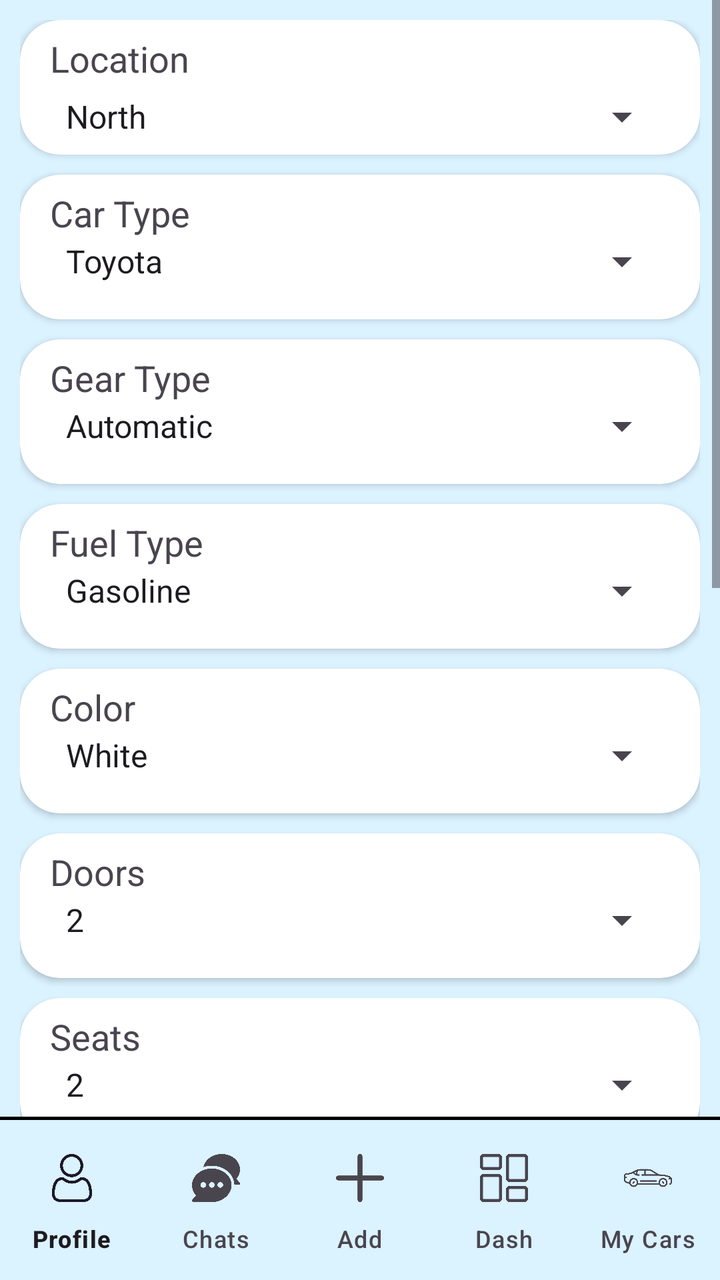
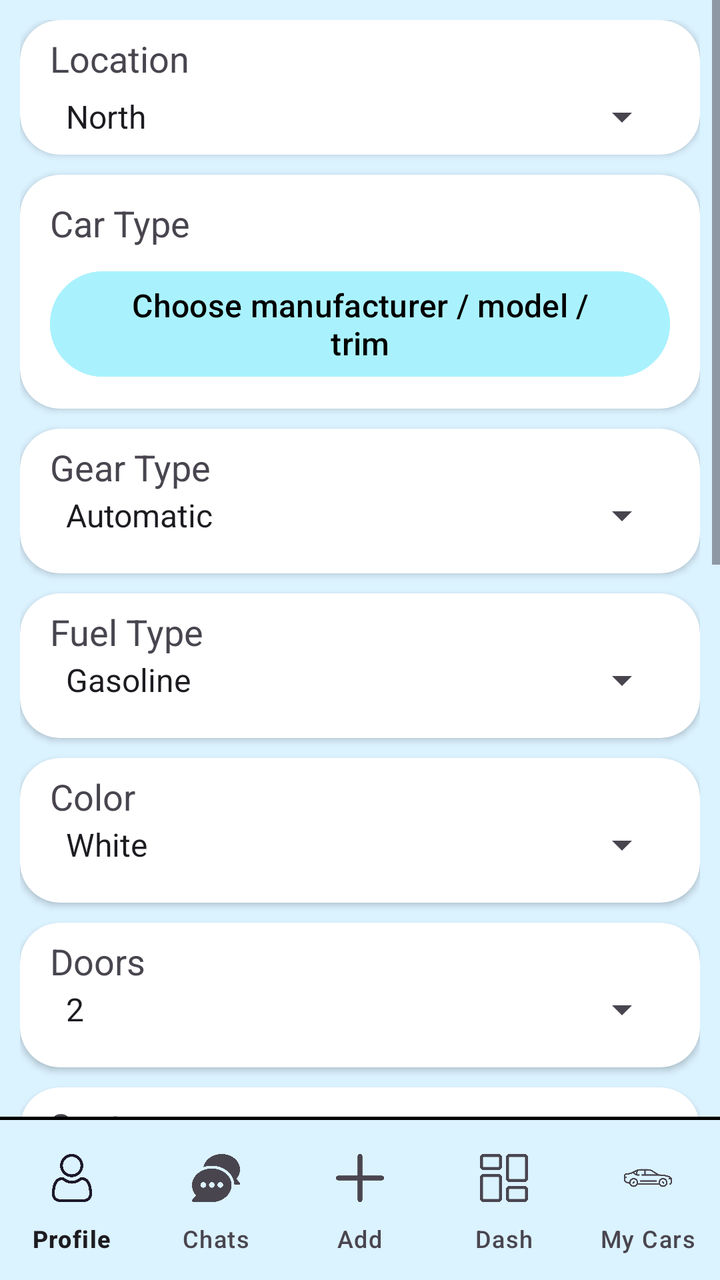

Compare the two renders of this Android layout. The source of the first and the diff that turns it into the second are given below.
<!-- AndroidManifest.xml: application theme Theme.Car2 -->
<!-- res/layout/activity_add_car.xml -->
<?xml version="1.0" encoding="utf-8"?>
<RelativeLayout xmlns:android="http://schemas.android.com/apk/res/android"
    xmlns:app="http://schemas.android.com/apk/res-auto"
    android:layout_width="match_parent"
    android:layout_height="match_parent"
    android:background="#dbf2ff"
    android:focusable="true"
    android:focusableInTouchMode="true"
    android:layoutDirection="ltr">

    <ScrollView
        android:layout_width="match_parent"
        android:layout_height="match_parent"
        android:layout_above="@id/view">

        <LinearLayout
            android:layout_width="match_parent"
            android:layout_height="wrap_content"
            android:orientation="vertical"
            android:padding="10dp">

            <androidx.cardview.widget.CardView
                android:layout_width="match_parent"
                android:layout_height="wrap_content"
                app:cardCornerRadius="20dp">

                <LinearLayout
                    android:layout_width="match_parent"
                    android:layout_height="wrap_content"
                    android:orientation="vertical"
                    android:paddingHorizontal="15dp"
                    android:paddingVertical="7dp">

                    <TextView
                        android:layout_width="match_parent"
                        android:layout_height="wrap_content"
                        android:paddingBottom="5dp"
                        android:text="Location"
                        android:textSize="18sp" />

                    
                    <Spinner
                        android:id="@+id/spLocation"
                        android:layout_width="match_parent"
                        android:layout_height="wrap_content"
                        android:entries="@array/regions"
                        android:textSize="18sp" />

                </LinearLayout>
            </androidx.cardview.widget.CardView>

            <androidx.cardview.widget.CardView
                android:layout_width="match_parent"
                android:layout_height="wrap_content"
                android:layout_marginTop="10dp"
                app:cardCornerRadius="20dp">

                <LinearLayout
                    android:layout_width="match_parent"
                    android:layout_height="wrap_content"
                    android:orientation="vertical"
                    android:paddingHorizontal="15dp"
                    android:paddingVertical="7dp">

                    <TextView
                        android:layout_width="match_parent"
                        android:layout_height="match_parent"
                        android:text="Car Type"
                        android:textSize="18sp" />

                    
                    <Spinner
                        android:id="@+id/spCarType"
                        android:layout_width="match_parent"
                        android:layout_height="wrap_content"
                        android:layout_marginBottom="10dp"
                        android:entries="@array/car_types"
                        android:textSize="18sp" />

                </LinearLayout>
            </androidx.cardview.widget.CardView>

            <androidx.cardview.widget.CardView
                android:layout_width="match_parent"
                android:layout_height="wrap_content"
                android:layout_marginTop="10dp"
                app:cardCornerRadius="20dp">

                <LinearLayout
                    android:layout_width="match_parent"
                    android:layout_height="wrap_content"
                    android:orientation="vertical"
                    android:paddingHorizontal="15dp"
                    android:paddingVertical="7dp">

                    <TextView
                        android:layout_width="match_parent"
                        android:layout_height="match_parent"
                        android:text="Gear Type"
                        android:textSize="18sp" />

                    
                    <Spinner
                        android:id="@+id/spGearType"
                        android:layout_width="match_parent"
                        android:layout_height="wrap_content"
                        android:layout_marginBottom="10dp"
                        android:entries="@array/gear_types"
                        android:textSize="18sp" />

                </LinearLayout>
            </androidx.cardview.widget.CardView>

            <androidx.cardview.widget.CardView
                android:layout_width="match_parent"
                android:layout_height="wrap_content"
                android:layout_marginTop="10dp"
                app:cardCornerRadius="20dp">

                <LinearLayout
                    android:layout_width="match_parent"
                    android:layout_height="wrap_content"
                    android:orientation="vertical"
                    android:paddingHorizontal="15dp"
                    android:paddingVertical="7dp">

                    <TextView
                        android:layout_width="match_parent"
                        android:layout_height="match_parent"
                        android:text="Fuel Type"
                        android:textSize="18sp" />

                    
                    <Spinner
                        android:id="@+id/spFuelType"
                        android:layout_width="match_parent"
                        android:layout_height="wrap_content"
                        android:layout_marginBottom="10dp"
                        android:entries="@array/fuel_types"
                        android:textSize="18sp" />

                </LinearLayout>
            </androidx.cardview.widget.CardView>

            <androidx.cardview.widget.CardView
                android:layout_width="match_parent"
                android:layout_height="wrap_content"
                android:layout_marginTop="10dp"
                app:cardCornerRadius="20dp">

                <LinearLayout
                    android:layout_width="match_parent"
                    android:layout_height="wrap_content"
                    android:orientation="vertical"
                    android:paddingHorizontal="15dp"
                    android:paddingVertical="7dp">

                    <TextView
                        android:layout_width="match_parent"
                        android:layout_height="match_parent"
                        android:text="Color"
                        android:textSize="18sp" />

                    
                    <Spinner
                        android:id="@+id/spColor"
                        android:layout_width="match_parent"
                        android:layout_height="wrap_content"
                        android:layout_marginBottom="10dp"
                        android:entries="@array/colors"
                        android:textSize="18sp" />

                </LinearLayout>
            </androidx.cardview.widget.CardView>

            <androidx.cardview.widget.CardView
                android:layout_width="match_parent"
                android:layout_height="wrap_content"
                android:layout_marginTop="10dp"
                app:cardCornerRadius="20dp">

                <LinearLayout
                    android:layout_width="match_parent"
                    android:layout_height="wrap_content"
                    android:orientation="vertical"
                    android:paddingHorizontal="15dp"
                    android:paddingVertical="7dp">

                    <TextView
                        android:layout_width="match_parent"
                        android:layout_height="match_parent"
                        android:text="Doors"
                        android:textSize="18sp" />

                    
                    <Spinner
                        android:id="@+id/spDoors"
                        android:layout_width="match_parent"
                        android:layout_height="wrap_content"
                        android:layout_marginBottom="10dp"
                        android:entries="@array/doors_count"
                        android:textSize="18sp" />

                </LinearLayout>
            </androidx.cardview.widget.CardView>

            <androidx.cardview.widget.CardView
                android:layout_width="match_parent"
                android:layout_height="wrap_content"
                android:layout_marginTop="10dp"
                app:cardCornerRadius="20dp">

                <LinearLayout
                    android:layout_width="match_parent"
                    android:layout_height="wrap_content"
                    android:orientation="vertical"
                    android:paddingHorizontal="15dp"
                    android:paddingVertical="7dp">

                    <TextView
                        android:layout_width="match_parent"
                        android:layout_height="match_parent"
                        android:text="Seats"
                        android:textSize="18sp" />

                    
                    <Spinner
                        android:id="@+id/spSeats"
                        android:layout_width="match_parent"
                        android:layout_height="wrap_content"
                        android:layout_marginBottom="10dp"
                        android:entries="@array/seats_count"
                        android:textSize="18sp" />

                </LinearLayout>
            </androidx.cardview.widget.CardView>

            <androidx.cardview.widget.CardView
                android:layout_width="match_parent"
                android:layout_height="wrap_content"
                android:layout_marginTop="10dp"
                app:cardCornerRadius="20dp">

                
                <LinearLayout
                    android:layout_width="match_parent"
                    android:layout_height="wrap_content"
                    android:orientation="horizontal">

                    <TextView
                        android:layout_width="0dp"
                        android:layout_height="match_parent"
                        android:layout_marginStart="15dp"
                        android:layout_weight="1"
                        android:gravity="center_vertical"
                        android:text="Test Date"
                        android:textSize="18sp" />

                    <LinearLayout
                        android:layout_width="wrap_content"
                        android:layout_height="wrap_content"
                        android:orientation="horizontal">

                        <EditText
                            android:id="@+id/etTestDatemm"
                            android:layout_width="wrap_content"
                            android:layout_height="wrap_content"
                            android:layout_marginEnd="5dp"
                            android:hint="MM"
                            android:inputType="number"
                            android:maxLength="2"
                            android:textSize="18sp" />

                        <EditText
                            android:id="@+id/etTestDateyy"
                            android:layout_width="wrap_content"
                            android:layout_height="wrap_content"
                            android:layout_marginEnd="20dp"
                            android:hint="YY"
                            android:inputType="number"
                            android:maxLength="2"
                            android:textSize="18sp" />

                    </LinearLayout>

                </LinearLayout>
            </androidx.cardview.widget.CardView>

            
            <EditText
                android:id="@+id/etPrice"
                android:layout_width="match_parent"
                android:layout_height="wrap_content"
                android:layout_marginVertical="10dp"
                android:hint="Price"
                android:inputType="number"
                android:maxLength="7"
                android:textSize="18sp" />

            
            <EditText
                android:id="@+id/etYear"
                android:layout_width="match_parent"
                android:layout_height="wrap_content"
                android:layout_marginBottom="10dp"
                android:hint="Year"
                android:inputType="number"
                android:maxLength="4"
                android:textSize="18sp" />

            
            <EditText
                android:id="@+id/etHorsePower"
                android:layout_width="match_parent"
                android:layout_height="wrap_content"
                android:layout_marginBottom="10dp"
                android:hint="Horse Power"
                android:inputType="number"
                android:textSize="18sp" />

            
            <EditText
                android:id="@+id/etEngineCapacity"
                android:layout_width="match_parent"
                android:layout_height="wrap_content"
                android:layout_marginBottom="10dp"
                android:hint="Engine Capacity"
                android:inputType="number"
                android:textSize="18sp" />

            
            <CheckBox
                android:id="@+id/spSunroof"
                android:layout_width="match_parent"
                android:layout_height="wrap_content"
                android:text="Sunroof"
                android:textSize="18sp" />

            
            <CheckBox
                android:id="@+id/spDisabled"
                android:layout_width="match_parent"
                android:layout_height="wrap_content"
                android:text="Disabled Accessible"
                android:textSize="18sp" />

            <Button
                android:id="@+id/btnSearch"
                android:layout_width="match_parent"
                android:layout_height="wrap_content"
                android:layout_marginTop="10dp"
                android:backgroundTint="#a9f2fd"
                android:text="Add 5 images"
                android:textColor="@color/black"
                android:textSize="18sp" />

            <Button
                android:id="@+id/btnAddCar"
                android:layout_width="match_parent"
                android:layout_height="wrap_content"
                android:layout_marginTop="10dp"
                android:backgroundTint="#a9f2fd"
                android:text="Sell Car"
                android:textColor="@color/black"
                android:textSize="18sp" />

        </LinearLayout>

    </ScrollView>

    <View
        android:id="@+id/view"
        android:layout_width="match_parent"
        android:layout_height="1.5dp"
        android:background="@color/black"
        android:layout_above="@id/bottom_navigation"/>

    <com.google.android.material.bottomnavigation.BottomNavigationView
        android:layout_width="match_parent"
        android:layout_height="wrap_content"
        android:layout_alignParentBottom="true"
        android:background="#dbf2ff"
        app:menu="@menu/my_menu"
        android:id="@+id/bottom_navigation"
        app:labelVisibilityMode="labeled"
        app:itemPaddingTop="17dp"
        />
    <FrameLayout
        android:id="@+id/progressOverlay"
        android:layout_width="match_parent"
        android:layout_height="match_parent"
        android:background="#80000000"
        android:visibility="gone"
        android:clickable="true"
        android:focusable="true"
        android:elevation="50dp">

        <ProgressBar
            android:id="@+id/progressBar"
            style="?android:attr/progressBarStyleLarge"
            android:layout_width="wrap_content"
            android:layout_height="wrap_content"
            android:layout_gravity="center"/>
    </FrameLayout>


</RelativeLayout>
<!-- resources referenced by this layout -->
<resources>
  <string-array name="car_types">
          <item>Toyota</item>
          <item>Hyundai</item>
          <item>Kia</item>
          <item>Mazda</item>
          <item>Skoda</item>
          <item>Volkswagen</item>
          <item>Seat</item>
          <item>Ford</item>
          <item>Chevrolet</item>
          <item>Peugeot</item>
          <item>Citroen</item>
          <item>Renault</item>
          <item>Dacia</item>
          <item>Nissan</item>
          <item>Honda</item>
          <item>Mitsubishi</item>
          <item>Suzuki</item>
          <item>Subaru</item>
          <item>BMW</item>
          <item>Mercedes-Benz</item>
          <item>Audi</item>
          <item>Lexus</item>
          <item>Volvo</item>
          <item>Tesla</item>
          <item>BYD</item>
          <item>MG</item>
          <item>Chery</item>
          <item>Geely</item>
          <item>XPeng</item>
          <item>Polestar</item>
          <item>Fiat</item>
          <item>Alfa Romeo</item>
          <item>Jeep</item>
          <item>Land Rover</item>
          <item>Mini</item>
          <item>Porsche</item>
          <item>Jaguar</item>
          <item>Opel</item>
          <item>Isuzu</item>
          <item>RAM</item>
          <item>Infiniti</item>
          <item>Genesis</item>
          <item>Smart</item>
          <item>DS Automobiles</item>
      </string-array>
  <string-array name="colors">
          <item>White</item>
          <item>Black</item>
          <item>Silver</item>
          <item>Gray</item>
          <item>Blue</item>
          <item>Red</item>
          <item>Brown</item>
          <item>Green</item>
          <item>Beige</item>
          <item>Gold</item>
          <item>Orange</item>
          <item>Yellow</item>
      </string-array>
  <string-array name="doors_count">
          <item>2</item>
          <item>3</item>
          <item>4</item>
          <item>5</item>
          <item>6</item>
          <item>7</item>
          <item>8</item>
      </string-array>
  <string-array name="fuel_types">
          <item>Gasoline</item>
          <item>Diesel</item>
          <item>Electric</item>
      </string-array>
  <string-array name="gear_types">
          <item>Automatic</item>
          <item>Manual</item>
      </string-array>
  <string-array name="regions">
          <item>North</item>
          <item>Center</item>
          <item>South</item>
      </string-array>
  <string-array name="seats_count">
          <item>2</item>
          <item>4</item>
          <item>5</item>
          <item>6</item>
          <item>7</item>
          <item>8</item>
          <item>9</item>
      </string-array>
  <color name="black">#FF000000</color>
  <style name="Theme.Car2" parent="Base.Theme.Car2" />
  <style name="Base.Theme.Car2" parent="Theme.Material3.Light.NoActionBar">
          
          
          <item name="android:statusBarColor">@color/my_status_bar</item>
          <item name="android:windowLightStatusBar">true</item>
      </style>
  <color name="my_status_bar">#dbf2ff</color>
</resources>

<!-- the commit's change to res/layout/activity_add_car.xml (unified diff, before → after) -->
@@ -60,22 +60,48 @@
                     android:layout_height="wrap_content"
                     android:orientation="vertical"
                     android:paddingHorizontal="15dp"
-                    android:paddingVertical="7dp">
-
-                    <TextView
-                        android:layout_width="match_parent"
-                        android:layout_height="match_parent"
+                    android:paddingVertical="12dp">
+
+                    <TextView
+                        android:layout_width="match_parent"
+                        android:layout_height="wrap_content"
                         android:text="Car Type"
                         android:textSize="18sp" />
 
-                    
-                    <Spinner
-                        android:id="@+id/spCarType"
-                        android:layout_width="match_parent"
-                        android:layout_height="wrap_content"
-                        android:layout_marginBottom="10dp"
-                        android:entries="@array/car_types"
-                        android:textSize="18sp" />
+                    <Button
+                        android:id="@+id/btnChooseCarType"
+                        android:layout_width="match_parent"
+                        android:layout_height="wrap_content"
+                        android:layout_marginTop="8dp"
+                        android:backgroundTint="#a9f2fd"
+                        android:text="Choose manufacturer / model / trim"
+                        android:textColor="@color/black"
+                        android:textSize="16sp" />
+
+                    <TextView
+                        android:id="@+id/tvChosenMake"
+                        android:layout_width="match_parent"
+                        android:layout_height="wrap_content"
+                        android:layout_marginTop="10dp"
+                        android:textSize="16sp"
+                        android:textStyle="bold"
+                        android:visibility="gone" />
+
+                    <TextView
+                        android:id="@+id/tvChosenModel"
+                        android:layout_width="match_parent"
+                        android:layout_height="wrap_content"
+                        android:layout_marginTop="4dp"
+                        android:textSize="16sp"
+                        android:visibility="gone" />
+
+                    <TextView
+                        android:id="@+id/tvChosenTrim"
+                        android:layout_width="match_parent"
+                        android:layout_height="wrap_content"
+                        android:layout_marginTop="4dp"
+                        android:textSize="16sp"
+                        android:visibility="gone" />
 
                 </LinearLayout>
             </androidx.cardview.widget.CardView>
<!-- resource entries referenced after the edit -->
@@ -1,51 +1,5 @@
 <!-- resources referenced by this layout -->
 <resources>
-  <string-array name="car_types">
-          <item>Toyota</item>
-          <item>Hyundai</item>
-          <item>Kia</item>
-          <item>Mazda</item>
-          <item>Skoda</item>
-          <item>Volkswagen</item>
-          <item>Seat</item>
-          <item>Ford</item>
-          <item>Chevrolet</item>
-          <item>Peugeot</item>
-          <item>Citroen</item>
-          <item>Renault</item>
-          <item>Dacia</item>
-          <item>Nissan</item>
-          <item>Honda</item>
-          <item>Mitsubishi</item>
-          <item>Suzuki</item>
-          <item>Subaru</item>
-          <item>BMW</item>
-          <item>Mercedes-Benz</item>
-          <item>Audi</item>
-          <item>Lexus</item>
-          <item>Volvo</item>
-          <item>Tesla</item>
-          <item>BYD</item>
-          <item>MG</item>
-          <item>Chery</item>
-          <item>Geely</item>
-          <item>XPeng</item>
-          <item>Polestar</item>
-          <item>Fiat</item>
-          <item>Alfa Romeo</item>
-          <item>Jeep</item>
-          <item>Land Rover</item>
-          <item>Mini</item>
-          <item>Porsche</item>
-          <item>Jaguar</item>
-          <item>Opel</item>
-          <item>Isuzu</item>
-          <item>RAM</item>
-          <item>Infiniti</item>
-          <item>Genesis</item>
-          <item>Smart</item>
-          <item>DS Automobiles</item>
-      </string-array>
   <string-array name="colors">
           <item>White</item>
           <item>Black</item>
